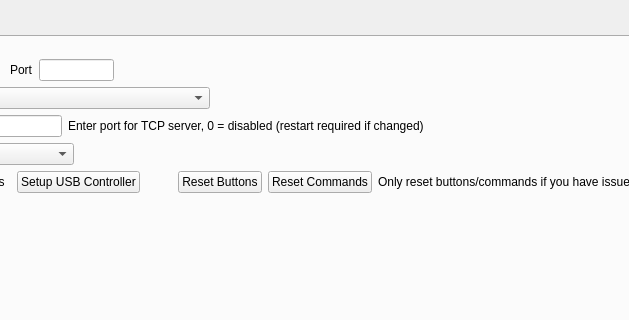
Old version of the form wfmain.ui in the repository adecarolis/wfweb; both pictures show x 332 to 961 and y 0 to 320 of the 1042 by 660 pixel window.
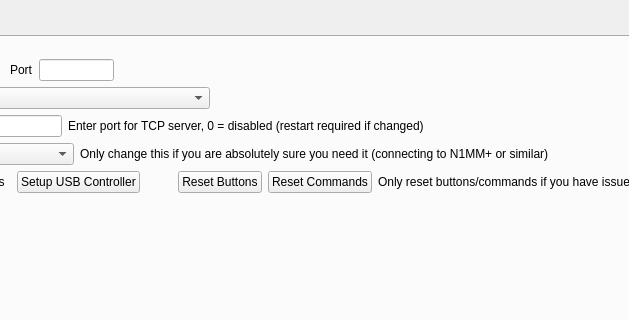
New version of the form. The open tabs and pages were chosen to show the change. Custom widgets are drawn as their Qt base class.

Commit message: Fix invalid scope data in combine mode

```diff
--- a/wfmain.ui
+++ b/wfmain.ui
@@ -4978,6 +4978,13 @@
                   </item>
                  </widget>
                 </item>
+                <item>
+                 <widget class="QLabel" name="label_52">
+                  <property name="text">
+                   <string>Only change this if you are absolutely sure you need it (connecting to N1MM+ or similar)</string>
+                  </property>
+                 </widget>
+                </item>
                 <item>
                  <spacer name="horizontalSpacer_28">
                   <property name="orientation">
```
Left out of the diff: 6 changed lines with no effect on the pictures. The commit also changes 1 other file.
